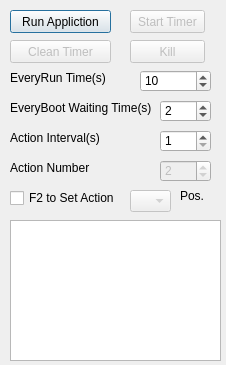
Before: the Qt Designer form dialog.ui in mengzesam/run_ontime, drawn with Qt 5.
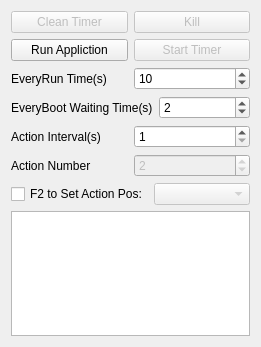
After: the same form once the commit is applied.

```diff
--- a/dialog.ui
+++ b/dialog.ui
@@ -6,48 +6,72 @@
    <rect>
     <x>0</x>
     <y>0</y>
-    <width>226</width>
-    <height>365</height>
+    <width>261</width>
+    <height>347</height>
    </rect>
   </property>
   <property name="windowTitle">
    <string>Dialog</string>
   </property>
+  <layout class="QVBoxLayout" name="verticalLayout_2">
+   <item>
+    <layout class="QVBoxLayout" name="verticalLayout">
+     <item>
+      <layout class="QHBoxLayout" name="horizontalLayout_2">
+       <item>
+        <widget class="QPushButton" name="Button_CleanTimer">
+         <property name="enabled">
+          <bool>false</bool>
+         </property>
+         <property name="text">
+          <string>Clean Timer</string>
+         </property>
+        </widget>
+       </item>
+       <item>
+        <widget class="QPushButton" name="Button_Kill">
+         <property name="enabled">
+          <bool>false</bool>
+         </property>
+         <property name="text">
+          <string>Kill</string>
+         </property>
+        </widget>
+       </item>
+      </layout>
+     </item>
+     <item>
+      <layout class="QHBoxLayout" name="horizontalLayout">
+       <item>
   <widget class="QPushButton" name="Button_SetApp">
-   <property name="geometry">
-    <rect>
-     <x>10</x>
-     <y>10</y>
-     <width>101</width>
-     <height>23</height>
-    </rect>
-   </property>
    <property name="text">
     <string>Run Appliction</string>
    </property>
   </widget>
+       </item>
+       <item>
+        <widget class="QPushButton" name="Button_StartTimer">
+         <property name="enabled">
+          <bool>false</bool>
+         </property>
+         <property name="text">
+          <string>Start Timer</string>
+         </property>
+        </widget>
+       </item>
+      </layout>
+     </item>
+     <item>
+      <layout class="QHBoxLayout" name="horizontalLayout_3">
+       <item>
   <widget class="QLabel" name="label">
-   <property name="geometry">
-    <rect>
-     <x>10</x>
-     <y>70</y>
-     <width>121</width>
-     <height>16</height>
-    </rect>
-   </property>
    <property name="text">
     <string>EveryRun Time(s)</string>
    </property>
   </widget>
+       </item>
+       <item>
   <widget class="QSpinBox" name="SpinBox_RunTime">
-   <property name="geometry">
-    <rect>
-     <x>140</x>
-     <y>70</y>
-     <width>71</width>
-     <height>22</height>
-    </rect>
-   </property>
    <property name="minimum">
     <number>1</number>
    </property>
@@ -61,63 +85,47 @@
     <number>10</number>
    </property>
   </widget>
-  <widget class="QSpinBox" name="SpinBox_Waiting">
-   <property name="geometry">
-    <rect>
-     <x>160</x>
-     <y>100</y>
-     <width>51</width>
-     <height>22</height>
-    </rect>
-   </property>
-   <property name="minimum">
-    <number>1</number>
-   </property>
-   <property name="maximum">
-    <number>30</number>
-   </property>
-   <property name="singleStep">
-    <number>1</number>
-   </property>
-   <property name="value">
-    <number>2</number>
-   </property>
-  </widget>
+       </item>
+      </layout>
+     </item>
+     <item>
+      <layout class="QHBoxLayout" name="horizontalLayout_5">
+       <item>
   <widget class="QLabel" name="label_2">
-   <property name="geometry">
-    <rect>
-     <x>10</x>
-     <y>100</y>
-     <width>151</width>
-     <height>16</height>
-    </rect>
-   </property>
    <property name="text">
     <string>EveryBoot Waiting Time(s)</string>
    </property>
   </widget>
+       </item>
+       <item>
+        <widget class="QSpinBox" name="SpinBox_Waiting">
+         <property name="minimum">
+          <number>1</number>
+         </property>
+         <property name="maximum">
+          <number>30</number>
+         </property>
+         <property name="singleStep">
+          <number>1</number>
+         </property>
+         <property name="value">
+          <number>2</number>
+         </property>
+        </widget>
+       </item>
+      </layout>
+     </item>
+     <item>
+      <layout class="QHBoxLayout" name="horizontalLayout_4">
+       <item>
   <widget class="QLabel" name="label_3">
-   <property name="geometry">
-    <rect>
-     <x>10</x>
-     <y>130</y>
-     <width>121</width>
-     <height>16</height>
-    </rect>
-   </property>
    <property name="text">
     <string>Action Interval(s)</string>
    </property>
   </widget>
+       </item>
+       <item>
   <widget class="QSpinBox" name="SpinBox_ClickInterval">
-   <property name="geometry">
-    <rect>
-     <x>160</x>
-     <y>130</y>
-     <width>51</width>
-     <height>22</height>
-    </rect>
-   </property>
    <property name="minimum">
     <number>1</number>
    </property>
@@ -131,147 +139,70 @@
     <number>1</number>
    </property>
   </widget>
-  <widget class="QPushButton" name="Button_StartTimer">
-   <property name="enabled">
-    <bool>false</bool>
-   </property>
-   <property name="geometry">
-    <rect>
-     <x>130</x>
-     <y>10</y>
-     <width>75</width>
-     <height>23</height>
-    </rect>
-   </property>
+       </item>
+      </layout>
+     </item>
+     <item>
+      <layout class="QHBoxLayout" name="horizontalLayout_6">
+       <item>
+        <widget class="QLabel" name="label_5">
    <property name="text">
-    <string>Start Timer</string>
-   </property>
-  </widget>
-  <widget class="QPushButton" name="Button_Kill">
+          <string>Action Number</string>
+         </property>
+        </widget>
+       </item>
+       <item>
+        <widget class="QSpinBox" name="SpinBox_ActionNumber">
    <property name="enabled">
     <bool>false</bool>
    </property>
-   <property name="geometry">
-    <rect>
-     <x>130</x>
-     <y>40</y>
-     <width>75</width>
-     <height>23</height>
-    </rect>
-   </property>
-   <property name="text">
-    <string>Kill</string>
-   </property>
-  </widget>
-  <widget class="QPushButton" name="Button_CleanTimer">
-   <property name="enabled">
-    <bool>false</bool>
-   </property>
-   <property name="geometry">
-    <rect>
-     <x>10</x>
-     <y>40</y>
-     <width>101</width>
-     <height>23</height>
-    </rect>
-   </property>
-   <property name="text">
-    <string>Clean Timer</string>
-   </property>
-  </widget>
+         <property name="minimum">
+          <number>1</number>
+         </property>
+         <property name="maximum">
+          <number>10</number>
+         </property>
+         <property name="singleStep">
+          <number>1</number>
+         </property>
+         <property name="value">
+          <number>2</number>
+         </property>
+        </widget>
+       </item>
+      </layout>
+     </item>
+     <item>
+      <layout class="QHBoxLayout" name="horizontalLayout_7">
+       <item>
   <widget class="QCheckBox" name="CheckBox_SetPos">
-   <property name="geometry">
-    <rect>
-     <x>10</x>
-     <y>190</y>
-     <width>121</width>
-     <height>16</height>
-    </rect>
-   </property>
    <property name="text">
-    <string>F2 to Set Action</string>
-   </property>
-  </widget>
+          <string>F2 to Set Action Pos:</string>
+         </property>
+        </widget>
+       </item>
+       <item>
   <widget class="QComboBox" name="ComboBox_ClickNo">
    <property name="enabled">
     <bool>false</bool>
    </property>
-   <property name="geometry">
-    <rect>
-     <x>130</x>
-     <y>190</y>
-     <width>41</width>
-     <height>22</height>
-    </rect>
-   </property>
-  </widget>
-  <widget class="QLabel" name="label_4">
-   <property name="geometry">
-    <rect>
-     <x>180</x>
-     <y>190</y>
-     <width>54</width>
-     <height>12</height>
-    </rect>
-   </property>
-   <property name="text">
-    <string>Pos.</string>
-   </property>
-  </widget>
+        </widget>
+       </item>
+      </layout>
+     </item>
+    </layout>
+   </item>
+   <item>
   <widget class="QPlainTextEdit" name="TextEdit_Info">
    <property name="enabled">
     <bool>true</bool>
    </property>
-   <property name="geometry">
-    <rect>
-     <x>10</x>
-     <y>220</y>
-     <width>211</width>
-     <height>141</height>
-    </rect>
-   </property>
    <property name="readOnly">
     <bool>true</bool>
    </property>
   </widget>
-  <widget class="QLabel" name="label_5">
-   <property name="geometry">
-    <rect>
-     <x>10</x>
-     <y>160</y>
-     <width>121</width>
-     <height>16</height>
-    </rect>
-   </property>
-   <property name="text">
-    <string>Action Number</string>
-   </property>
-  </widget>
-  <widget class="QSpinBox" name="SpinBox_ActionNumber">
-   <property name="enabled">
-    <bool>false</bool>
-   </property>
-   <property name="geometry">
-    <rect>
-     <x>160</x>
-     <y>160</y>
-     <width>51</width>
-     <height>22</height>
-    </rect>
-   </property>
-   <property name="minimum">
-    <number>1</number>
-   </property>
-   <property name="maximum">
-    <number>10</number>
-   </property>
-   <property name="singleStep">
-    <number>1</number>
-   </property>
-   <property name="value">
-    <number>2</number>
-   </property>
-  </widget>
+   </item>
+  </layout>
  </widget>
  <layoutdefault spacing="6" margin="11"/>
  <resources/>
```
Lines whose indentation alone changed are shown as unchanged.
